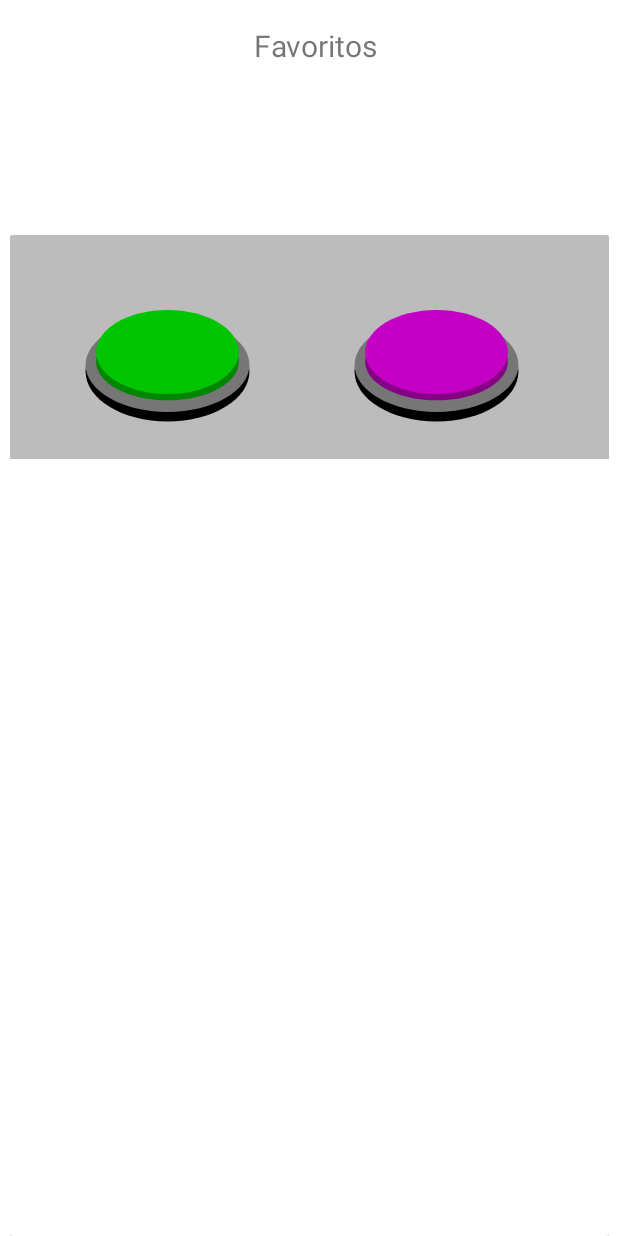
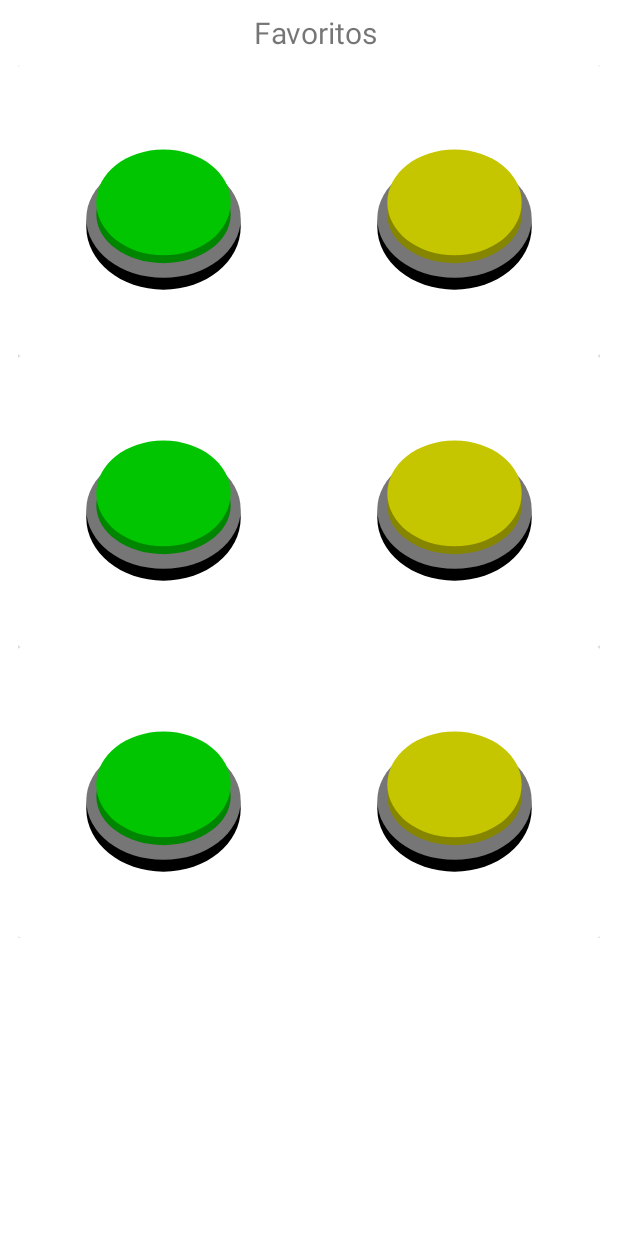
Before and after one commit to Kapp2/App, an Android app: the layout fragment_favoritos.xml on its own in the app's theme, with its tools: preview values and no code run, on a phone screen of 412 x 824 dp. Run offline under Robolectric (Android 15) with nearby library versions, the phone set to English and light mode, and no system bars.

Commit message:
Base de Datos Montada, Repositorio Codificado y ligeros cambios a los fragment con RecyclerView

```diff
--- a/app/src/main/java/com/example/kapp2/model/Perfil.kt
+++ b/app/src/main/java/com/example/kapp2/model/Perfil.kt
@@ -9,7 +9,7 @@ import kotlinx.parcelize.Parcelize
 @Parcelize
 data class Perfil(
     @PrimaryKey(autoGenerate = true)
-    var id:Long?=null,
+    val perfil_id:Long?=null,
     val nickname:String,
     val password:String
 ):Parcelable {
@@ -19,11 +19,11 @@ data class Perfil(
     ):this(null, nickname, password)
 
     override fun equals(other: Any?): Boolean {
-        return (other is Perfil)&&(this.id == other.id)
+        return (other is Perfil)&&(this.perfil_id == other.perfil_id)
     }
 
     override fun hashCode(): Int {
-        var result = id?.hashCode() ?: 0
+        var result = perfil_id?.hashCode() ?: 0
         result = 31 * result + nickname.hashCode()
         result = 31 * result + password.hashCode()
         return result
--- a/app/src/main/res/layout/fragment_favoritos.xml
+++ b/app/src/main/res/layout/fragment_favoritos.xml
@@ -1,13 +1,13 @@
 <?xml version="1.0" encoding="utf-8"?>
-<androidx.constraintlayout.widget.ConstraintLayout xmlns:android="http://schemas.android.com/apk/res/android"
-    xmlns:app="http://schemas.android.com/apk/res-auto"
+<RelativeLayout
+    xmlns:android="http://schemas.android.com/apk/res/android"
     xmlns:tools="http://schemas.android.com/tools"
     android:layout_width="match_parent"
     android:layout_height="match_parent"
-    tools:context=".ui.favoritos.FavoritosFragment">
+    tools:context=".ui.botones.BotonesFragment">
 
     <TextView
-        android:id="@+id/tvFavoritos"
+        android:id="@+id/tvBotones"
         android:layout_width="match_parent"
         android:layout_height="wrap_content"
         android:layout_marginStart="8dp"
@@ -15,23 +15,13 @@
         android:layout_marginBottom="8dp"
         android:textAlignment="center"
         android:textSize="20sp"
-        android:text="Favoritos"
-        app:layout_constraintBottom_toBottomOf="parent"
-        app:layout_constraintEnd_toEndOf="parent"
-        app:layout_constraintHorizontal_bias="0.0"
-        app:layout_constraintStart_toStartOf="parent"
-        app:layout_constraintTop_toTopOf="parent"
-        app:layout_constraintVertical_bias="0.011" />
-
+        android:text="Favoritos"/>
 
     <androidx.recyclerview.widget.RecyclerView
-        android:id="@+id/rvFavoritos"
-        android:layout_width="399dp"
-        android:layout_height="667dp"
-        android:layout_marginStart="8dp"
-        android:layout_marginEnd="8dp"
-        app:layout_constraintBottom_toBottomOf="parent"
-        app:layout_constraintEnd_toEndOf="parent"
-        app:layout_constraintStart_toStartOf="parent"
+        android:id="@+id/rvBotones"
+        android:layout_width="wrap_content"
+        android:layout_height="wrap_content"
+        android:layout_below="@id/tvBotones"
+        android:layout_centerHorizontal="true"
         tools:listitem="@layout/item_boton" />
-</androidx.constraintlayout.widget.ConstraintLayout>
+</RelativeLayout>
--- a/app/src/main/res/layout/item_boton.xml
+++ b/app/src/main/res/layout/item_boton.xml
@@ -1,19 +1,18 @@
 <?xml version="1.0" encoding="utf-8"?>
-<androidx.cardview.widget.CardView xmlns:android="http://schemas.android.com/apk/res/android"
-    xmlns:app="http://schemas.android.com/apk/res-auto"
+<androidx.cardview.widget.CardView
+    xmlns:android="http://schemas.android.com/apk/res/android"
     xmlns:tools="http://schemas.android.com/tools"
-    android:layout_width="match_parent"
-    android:layout_height="match_parent">
+    android:layout_width="wrap_content"
+    android:layout_height="wrap_content">
 
-    <androidx.constraintlayout.widget.ConstraintLayout
-        android:layout_width="match_parent"
-        android:layout_height="149dp"
-        android:background="#BDBCBC">
+    <RelativeLayout
+        android:layout_width="wrap_content"
+        android:layout_height="wrap_content">
 
         <ToggleButton
             android:id="@+id/tbtLeft"
-            android:layout_width="138dp"
-            android:layout_height="103dp"
+            android:layout_width="130dp"
+            android:layout_height="130dp"
             android:layout_marginStart="32dp"
             android:layout_marginTop="32dp"
             android:layout_marginEnd="32dp"
@@ -21,30 +20,20 @@
             android:background="@drawable/ic_tg_green_bg"
             android:textOff=""
             android:textOn=""
-            app:layout_constraintBottom_toBottomOf="parent"
-            app:layout_constraintEnd_toEndOf="parent"
-            app:layout_constraintHorizontal_bias="0.019"
-            app:layout_constraintStart_toStartOf="parent"
-            app:layout_constraintTop_toTopOf="parent"
-            app:layout_constraintVertical_bias="0.111"
             tools:ignore="DuplicateSpeakableTextCheck" />
 
         <ToggleButton
             android:id="@+id/tbtRight"
-            android:layout_width="138dp"
-            android:layout_height="103dp"
+            android:layout_width="130dp"
+            android:layout_height="130dp"
             android:layout_marginStart="32dp"
             android:layout_marginTop="32dp"
             android:layout_marginEnd="32dp"
             android:layout_marginBottom="32dp"
-            android:background="@drawable/ic_tg_purple_bg"
+            android:background="@drawable/ic_tg_yellow_bg"
             android:textOff=""
             android:textOn=""
-            app:layout_constraintBottom_toBottomOf="parent"
-            app:layout_constraintEnd_toEndOf="parent"
-            app:layout_constraintHorizontal_bias="0.928"
-            app:layout_constraintStart_toStartOf="parent"
-            app:layout_constraintTop_toTopOf="parent"
-            app:layout_constraintVertical_bias="0.111" />
-    </androidx.constraintlayout.widget.ConstraintLayout>
+            android:layout_toEndOf="@id/tbtLeft"
+            tools:ignore="DuplicateSpeakableTextCheck" />
+    </RelativeLayout>
 </androidx.cardview.widget.CardView>
```
Also changed, not shown: app/src/main/java/com/example/kapp2/db/Kapp2Dao.kt (+23 -6 lines), app/src/main/java/com/example/kapp2/db/Kapp2DataBase.kt (+47 -28 lines), app/src/main/java/com/example/kapp2/db/PerfilDAO.kt (deleted, +0 -13 lines), app/src/main/java/com/example/kapp2/db/realtions/BotonEnPerfiles.kt (added, +17 -0 lines), app/src/main/java/com/example/kapp2/db/realtions/BotonesFavoritosCrossRef.kt (added, +9 -0 lines), app/src/main/java/com/example/kapp2/db/realtions/PerfilConBotones.kt (added, +17 -0 lines), app/src/main/java/com/example/kapp2/model/Boton.kt (+5 -5 lines), app/src/main/java/com/example/kapp2/repository/Repository.kt (+15 -9 lines), app/src/main/res/layout/fragment_botones.xml (+8 -17 lines), 2 other files.
